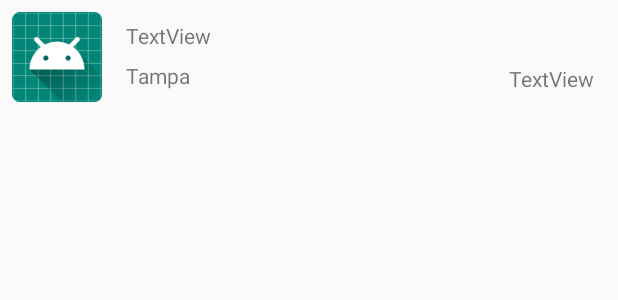
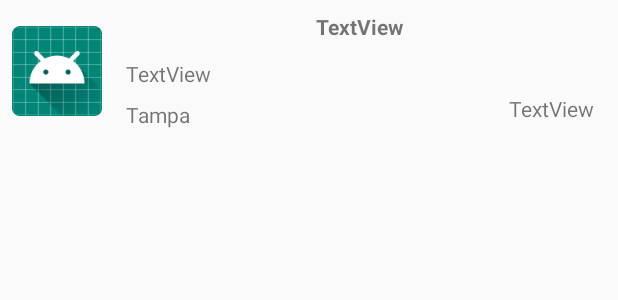
Before and after one commit to joncasagrande/bottlerocket, an Android app: the layout item_store.xml on its own in the app's theme, with its tools: preview values and no code run, on a phone screen of 412 x 824 dp. Shown: the top 300 px of the screen. Run offline under Robolectric (Android 15) with nearby library versions, the phone set to English and light mode, and no system bars.

Commit message:
Layout changes

```diff
--- a/app/src/main/java/com/joncasagrande/bottlerocket/constants.kt
+++ b/app/src/main/java/com/joncasagrande/bottlerocket/constants.kt
@@ -3,6 +3,7 @@ package com.joncasagrande.bottlerocket
 const val EXTRA_STORE = "EXTRA_STORE"
 
 const val NAME = "NAME"
+const val ADDRESS = "ADDRESS"
 const val CITY = "CITY"
 const val PHONE = "PHONE"
 const val PICTURE = "PICTURE"
--- a/app/src/main/java/com/joncasagrande/bottlerocket/repo/StoreRepo.kt
+++ b/app/src/main/java/com/joncasagrande/bottlerocket/repo/StoreRepo.kt
@@ -11,7 +11,10 @@ import kotlin.concurrent.thread
 
 class StoreRepo(val storeCallback: StoreCallback ) : KoinComponent {
 
+
     fun loadStoreFromAPI(){
+        val storeApi : StoreAPI  by inject()
+        val schedulerProviderImpl  = SchedulerProviderImpl()
         val storeCallback = object : StoreCallback{
             override fun onSuccess(stores: List<Store>) {
                 insertListStore(stores)
@@ -23,8 +26,7 @@ class StoreRepo(val storeCallback: StoreCallback ) : KoinComponent {
                 loadStoreFromDB()
             }
         }
-        val storeApi : StoreAPI  by inject()
-        val schedulerProviderImpl: SchedulerProviderImpl  by inject()
+
 
         val storeImpl = StoreAPIImpl(storeCallback,storeApi,schedulerProviderImpl)
         storeImpl.getStore()
--- a/app/src/main/java/com/joncasagrande/bottlerocket/ui/adapter/StoreRecyclerView.kt
+++ b/app/src/main/java/com/joncasagrande/bottlerocket/ui/adapter/StoreRecyclerView.kt
@@ -41,6 +41,9 @@ class StoreRecyclerView : RecyclerView.Adapter<StoreRecyclerView.StoreViewHolder
             Log.d("StoreRecyclerView", "has bundle ${bundle.size()}")
 
             if(bundle[NAME] != null){
+                holder.itemView.nameTV.text = data[position].name
+            }
+            if(bundle[ADDRESS] != null){
                 holder.itemView.addressTV.text = holder.itemView.context.getString(R.string.address,data[position].address)
             }
             if(bundle[CITY] != null){
@@ -71,6 +74,7 @@ class StoreRecyclerView : RecyclerView.Adapter<StoreRecyclerView.StoreViewHolder
         @SuppressLint("StringFormatInvalid")
         fun bind(item: Store) = with(itemView) {
 
+            nameTV.text = item.name
             addressTV.text = context.getString(R.string.address,item.address)
             cityTv.text =  item.city
             phoneTV.text = context.getString(R.string.phone,item.phone)
--- a/app/src/main/java/com/joncasagrande/bottlerocket/utils/SchedulerProviderImpl.kt
+++ b/app/src/main/java/com/joncasagrande/bottlerocket/utils/SchedulerProviderImpl.kt
@@ -3,7 +3,7 @@ package com.joncasagrande.bottlerocket.utils
 import io.reactivex.android.schedulers.AndroidSchedulers
 import io.reactivex.schedulers.Schedulers
 
-class SchedulerProviderImpl : SchedulerProvider {
+class SchedulerProviderImpl() : SchedulerProvider {
 
     override fun computation() = Schedulers.computation()
     override fun ui() = AndroidSchedulers.mainThread()
--- a/app/src/main/res/layout/item_store.xml
+++ b/app/src/main/res/layout/item_store.xml
@@ -25,11 +25,11 @@
         android:layout_marginStart="16dp"
         android:layout_marginTop="8dp"
         android:layout_marginEnd="16dp"
-        android:layout_marginBottom="4dp"
         app:layout_constraintBottom_toTopOf="@+id/phoneTV"
         app:layout_constraintEnd_toEndOf="parent"
+        app:layout_constraintHorizontal_bias="0.0"
         app:layout_constraintStart_toEndOf="@+id/imageView"
-        app:layout_constraintTop_toTopOf="parent"
+        app:layout_constraintTop_toBottomOf="@+id/nameTV"
         tools:text="TextView" />
 
     <TextView
@@ -47,11 +47,25 @@
         android:id="@+id/cityTv"
         android:layout_width="0dp"
         android:layout_height="wrap_content"
+        android:layout_marginTop="8dp"
         android:layout_marginEnd="8dp"
         android:layout_marginBottom="8dp"
         app:layout_constraintBottom_toBottomOf="parent"
         app:layout_constraintEnd_toStartOf="@+id/phoneTV"
+        app:layout_constraintHorizontal_bias="0.0"
         app:layout_constraintStart_toStartOf="@+id/addressTV"
         app:layout_constraintTop_toBottomOf="@+id/addressTV"
+        app:layout_constraintVertical_bias="0.625"
         tools:text="Tampa" />
+
+    <TextView
+        android:id="@+id/nameTV"
+        android:layout_width="wrap_content"
+        android:layout_height="wrap_content"
+        android:layout_marginTop="8dp"
+        tools:text="TextView"
+        android:textStyle="bold"
+        app:layout_constraintEnd_toEndOf="parent"
+        app:layout_constraintStart_toEndOf="@+id/imageView"
+        app:layout_constraintTop_toTopOf="parent" />
 </androidx.constraintlayout.widget.ConstraintLayout>
```
Also changed, not shown: app/src/main/java/com/joncasagrande/bottlerocket/ui/MainActivity.kt (+12 -3 lines), app/src/main/java/com/joncasagrande/bottlerocket/ui/adapter/StoreDiffUtils.kt (+5 -4 lines).
